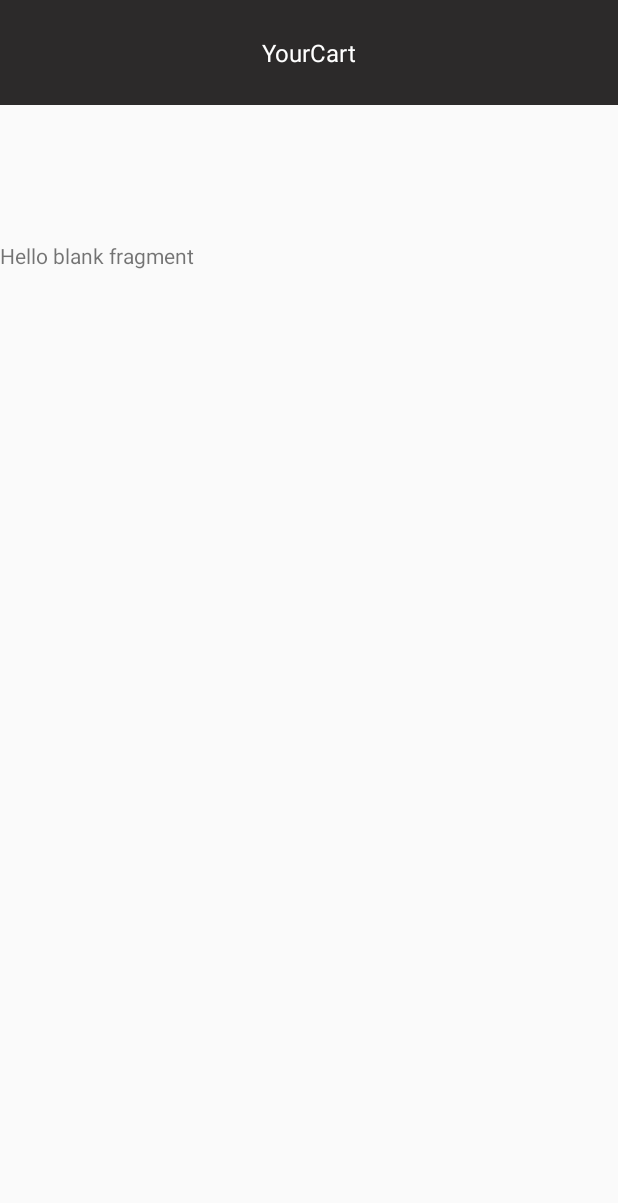
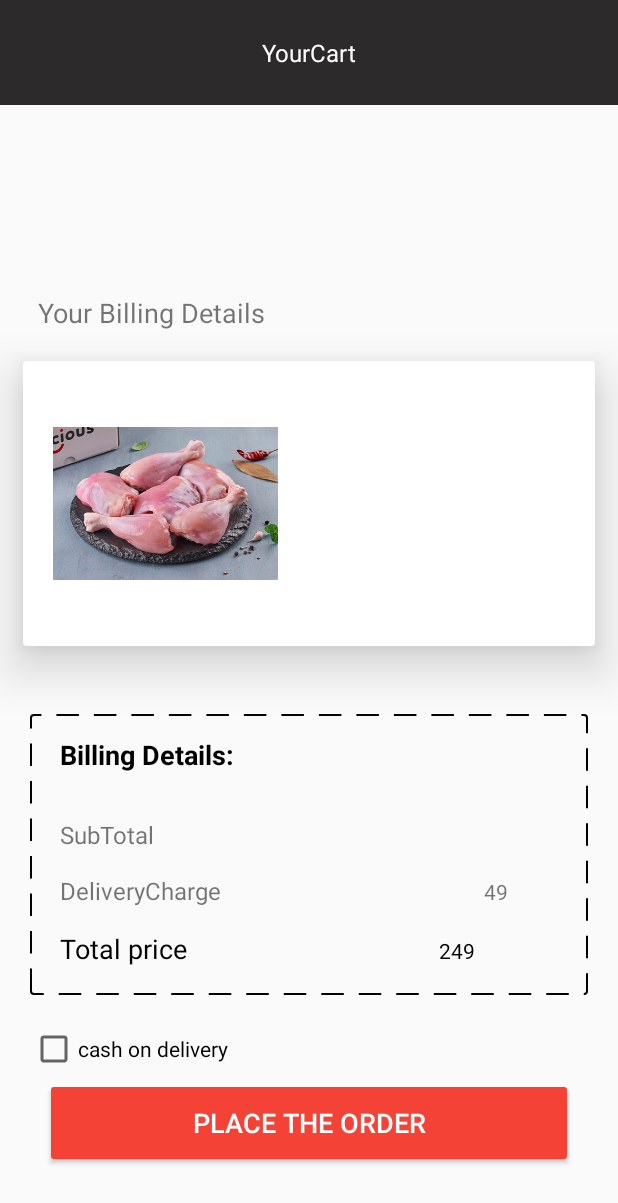
Before and after one commit to sainath-AI/Licious, an Android app: the CheckFragment screen opened directly, with no data from a screen before it, after a tap on "PROCEED", on a phone screen of 412 x 824 dp. Shown: the top 1203 px of the screen. Run offline under Robolectric (Android 15) with nearby library versions, the light colour scheme and no system bars; Roboto replaces fonts that are not available here.

Commit message:
payment fragment

```diff
--- a/app/src/main/java/com/masai/licious/Cart/CheckFragment.java
+++ b/app/src/main/java/com/masai/licious/Cart/CheckFragment.java
@@ -28,6 +28,7 @@ public class CheckFragment extends Fragment {
     private String name;
     private String price;
     String weight;
+
 
 
 
@@ -77,6 +78,7 @@ public class CheckFragment extends Fragment {
                 bundle.putString("Name",name);
                 bundle.putString("Price",price);
                 bundle.putString("weight",weight);
+                bundle.putInt("image",R.drawable.chicken_tangdi);
                 paymentFragment .setArguments(bundle);
                 FragmentManager fragmentManager=getActivity().getSupportFragmentManager();
                 FragmentTransaction fragmentTransaction=fragmentManager.beginTransaction();
--- a/app/src/main/java/com/masai/licious/Cart/PaymentFragment.java
+++ b/app/src/main/java/com/masai/licious/Cart/PaymentFragment.java
@@ -2,22 +2,81 @@ package com.masai.licious.Cart;
 
 import android.os.Bundle;
 
+import androidx.annotation.NonNull;
+import androidx.annotation.Nullable;
 import androidx.fragment.app.Fragment;
 
 import android.view.LayoutInflater;
 import android.view.View;
 import android.view.ViewGroup;
+import android.widget.Button;
+import android.widget.ImageView;
+import android.widget.TextView;
+import android.widget.Toast;
 
 import com.masai.licious.R;
 
+import org.w3c.dom.Text;
+
 
 public class PaymentFragment extends Fragment {
+
+   private Button mBtnPlaceOrder;
+   private ImageView imageView;
+   private TextView mPrice;
+   private  TextView mTitle;
+   private TextView mWeigth;
+   private  TextView subtotal;
+   private  TextView TotalPrice;
+   private  String price;
+   private  String name;
+   private String weight;
+
+
 
 
     @Override
     public View onCreateView(LayoutInflater inflater, ViewGroup container,
                              Bundle savedInstanceState) {
         // Inflate the layout for this fragment
-        return inflater.inflate(R.layout.fragment_paymarnt, container, false);
+        return inflater.inflate(R.layout.fragment_payment, container, false);
+    }
+
+    @Override
+    public void onViewCreated(@NonNull  View view, @Nullable  Bundle savedInstanceState) {
+        super.onViewCreated(view, savedInstanceState);
+        initViews(view);
+        getBundleData();
+    }
+
+    private void getBundleData() {
+        if (getArguments() != null) {
+            name = getArguments().getString("Name");
+            mTitle.setText(name);
+            price = getArguments().getString("Price");
+            mPrice.setText(price);
+            weight=getArguments().getString("weight");
+            mWeigth.setText(weight);
+            subtotal.setText(price);
+            imageView.setImageResource(getArguments().getInt("image"));
+            TotalPrice.setText("249");
+
+        }
+    }
+
+    private void initViews(View view) {
+        mBtnPlaceOrder=view.findViewById(R.id.placeorder);
+        mTitle=view.findViewById(R.id.titleData1);
+        mPrice=view.findViewById(R.id.PriceData1);
+        mWeigth=view.findViewById(R.id.WeightData1);
+        subtotal=view.findViewById(R.id.price11);
+        TotalPrice=view.findViewById(R.id.TotalPrice11);
+        imageView=view.findViewById(R.id.imagedata1);
+        mBtnPlaceOrder.setOnClickListener(new View.OnClickListener() {
+            @Override
+            public void onClick(View v) {
+                Toast.makeText(getContext(), "order successfull", Toast.LENGTH_SHORT).show();
+            }
+        });
     }
 }
--- /dev/null
+++ b/app/src/main/res/drawable/dash_box.xml
@@ -0,0 +1,14 @@
+<?xml version="1.0" encoding="utf-8"?>
+<shape xmlns:android="http://schemas.android.com/apk/res/android" >
+
+    <stroke
+        android:dashGap="@dimen/dp_10"
+        android:dashWidth="@dimen/dp_15"
+        android:width="1dp"
+        android:color="@color/black" />
+
+    <corners
+        android:radius="2dp"/>
+
+
+</shape>
--- a/app/src/main/res/layout/fragment_paymarnt.xml
+++ /dev/null
@@ -1,14 +0,0 @@
-<?xml version="1.0" encoding="utf-8"?>
-<FrameLayout xmlns:android="http://schemas.android.com/apk/res/android"
-    xmlns:tools="http://schemas.android.com/tools"
-    android:layout_width="match_parent"
-    android:layout_height="match_parent"
-    tools:context=".Cart.PaymentFragment">
-
-    <!-- TODO: Update blank fragment layout -->
-    <TextView
-        android:layout_width="match_parent"
-        android:layout_height="match_parent"
-        android:text="@string/hello_blank_fragment" />
-
-</FrameLayout>
--- /dev/null
+++ b/app/src/main/res/layout/fragment_payment.xml
@@ -0,0 +1,189 @@
+<?xml version="1.0" encoding="utf-8"?>
+<RelativeLayout xmlns:android="http://schemas.android.com/apk/res/android"
+    xmlns:tools="http://schemas.android.com/tools"
+    android:layout_width="match_parent"
+    android:layout_height="match_parent"
+    android:layout_gravity="center_horizontal"
+    xmlns:app="http://schemas.android.com/apk/res-auto"
+    tools:context=".Cart.CheckFragment">
+
+    <TextView
+        android:layout_width="wrap_content"
+        android:layout_height="wrap_content"
+        android:text="Your Billing Details"
+        android:textSize="@dimen/dp_18"
+        android:layout_marginTop="@dimen/dp_35"
+        android:layout_marginStart="@dimen/dp_25"
+
+        />
+
+    <androidx.cardview.widget.CardView
+        android:layout_width="match_parent"
+        android:layout_height="wrap_content"
+        android:id="@+id/cardview11"
+        android:layout_marginTop="@dimen/dp_80"
+        android:layout_marginStart="@dimen/dp_15"
+        android:layout_marginEnd="@dimen/dp_15"
+        app:cardElevation="@dimen/dp_20">
+        <RelativeLayout
+            android:layout_width="match_parent"
+            android:layout_height="match_parent">
+            <ImageView
+                android:layout_width="@dimen/dp_150"
+                android:layout_height="@dimen/dp_150"
+                android:id="@+id/imagedata1"
+                android:layout_margin="20dp"
+                />
+
+            <TextView
+                android:layout_width="wrap_content"
+                android:layout_height="wrap_content"
+                android:layout_toEndOf="@+id/imagedata1"
+                android:layout_marginStart="@dimen/dp_20"
+                android:layout_marginTop="@dimen/dp_30"
+                android:textColor="@color/red"
+                android:id="@+id/titleData1"
+                />
+            <TextView
+                android:layout_width="wrap_content"
+                android:layout_height="wrap_content"
+                android:layout_below="@+id/titleData1"
+                android:layout_toEndOf="@+id/imagedata1"
+                android:layout_marginStart="@dimen/dp_20"
+                android:layout_marginTop="@dimen/dp_30"
+                android:textColor="@color/red"
+                android:id="@+id/PriceData1"
+                />
+            <TextView
+                android:layout_width="wrap_content"
+                android:layout_height="wrap_content"
+                android:layout_below="@+id/PriceData1"
+                android:layout_toEndOf="@+id/imagedata1"
+                android:layout_marginStart="@dimen/dp_20"
+                android:layout_marginTop="@dimen/dp_30"
+                android:textColor="@color/red"
+                android:id="@+id/WeightData1"
+                />
+        </RelativeLayout>
+
+    </androidx.cardview.widget.CardView>
+
+    <View
+        android:id="@+id/DashView"
+        android:layout_width="match_parent"
+        android:layout_height="187dp"
+        android:layout_below="@id/cardview11"
+        android:layout_marginTop="@dimen/dp_45"
+        android:layout_marginStart="@dimen/dp_20"
+        android:layout_marginEnd="@dimen/dp_20"
+        android:background="@drawable/dash_box" />
+    <TextView
+        android:id="@+id/billdetails"
+        android:layout_width="wrap_content"
+        android:layout_height="wrap_content"
+        android:layout_below="@id/cardview11"
+        android:layout_marginStart="@dimen/dp_40"
+        android:layout_marginTop="@dimen/dp_60"
+        android:textStyle="bold"
+        android:textColor="@color/black"
+        android:text="Billing Details:"
+        android:textSize="@dimen/dp_18"
+        />
+    <TextView
+        android:id="@+id/subtotal"
+        android:layout_width="wrap_content"
+        android:layout_height="wrap_content"
+        android:layout_below="@id/billdetails"
+        android:layout_marginStart="@dimen/dp_40"
+        android:text="SubTotal"
+        android:layout_marginTop="@dimen/dp_30"
+        android:textSize="16dp"
+        />
+    <TextView
+        android:id="@+id/DeliverCharge"
+        android:layout_width="wrap_content"
+        android:layout_height="wrap_content"
+        android:layout_below="@id/subtotal"
+        android:layout_marginStart="@dimen/dp_40"
+        android:text="DeliveryCharge"
+        android:layout_marginTop="@dimen/dp_15"
+        android:textSize="16dp"
+        />
+    <TextView
+        android:id="@+id/TotalPrice"
+        android:layout_width="wrap_content"
+        android:layout_height="wrap_content"
+        android:layout_below="@id/DeliverCharge"
+        android:layout_marginStart="@dimen/dp_40"
+        android:text="Total price"
+        android:layout_marginTop="@dimen/dp_15"
+        android:textSize="18dp"
+        android:textColor="@color/black"
+        />
+    <TextView
+        android:id="@+id/price11"
+        android:layout_width="wrap_content"
+        android:layout_height="wrap_content"
+        android:layout_toEndOf="@id/subtotal"
+        android:layout_below="@id/billdetails"
+        android:layout_marginTop="30dp"
+        android:textColor="@color/black"
+        android:layout_marginStart="190dp"
+
+        />
+    <TextView
+        android:id="@+id/Charge11"
+        android:layout_width="wrap_content"
+        android:layout_height="wrap_content"
+        android:layout_toEndOf="@id/subtotal"
+        android:layout_below="@id/price11"
+        android:layout_marginTop="20dp"
+        android:text="49"
+        android:layout_marginStart="220dp"
+        />
+    <TextView
+        android:id="@+id/TotalPrice11"
+        android:layout_width="wrap_content"
+        android:layout_height="wrap_content"
+        android:layout_toEndOf="@id/subtotal"
+        android:textColor="@color/black"
+        android:layout_below="@id/Charge11"
+        android:layout_marginTop="20dp"
+        android:layout_marginStart="190dp"
+        />
+
+    <CheckBox
+        android:layout_width="wrap_content"
+        android:layout_height="wrap_content"
+        android:layout_below="@id/DashView"
+        android:layout_marginStart="@dimen/dp_20"
+        android:layout_marginTop="@dimen/dp_20"
+        android:text="cash on delivery"
+        />
+    <Button
+                android:layout_width="match_parent"
+                android:layout_height="@dimen/dp_60"
+                android:backgroundTint="@color/red"
+                android:text="Place The Order"
+                android:id="@+id/placeorder"
+                android:textColor="@color/white"
+                android:layout_alignParentBottom="true"
+                android:layout_marginBottom="@dimen/dp_45"
+                android:layout_marginStart="@dimen/dp_30"
+                android:layout_marginEnd="@dimen/dp_30"
+                android:textSize="@dimen/dp_18"
+
+
+                />
+
+
+
+
+
+
+
+
+
+
+
+</RelativeLayout>
```
